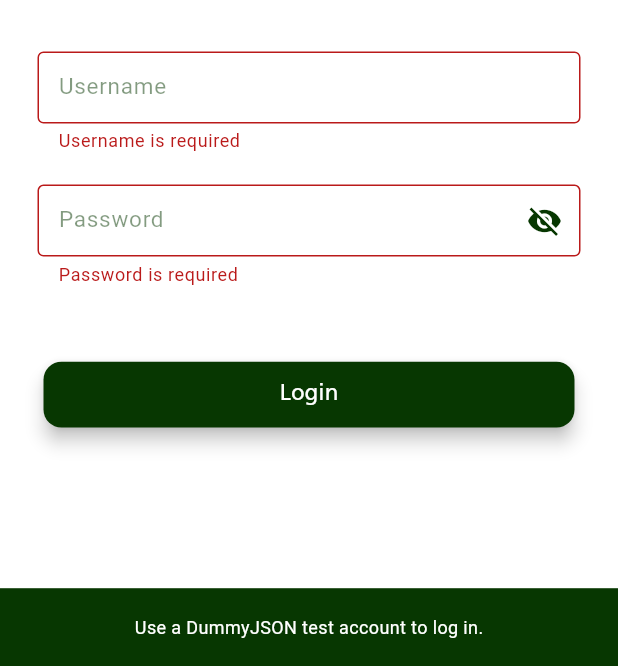
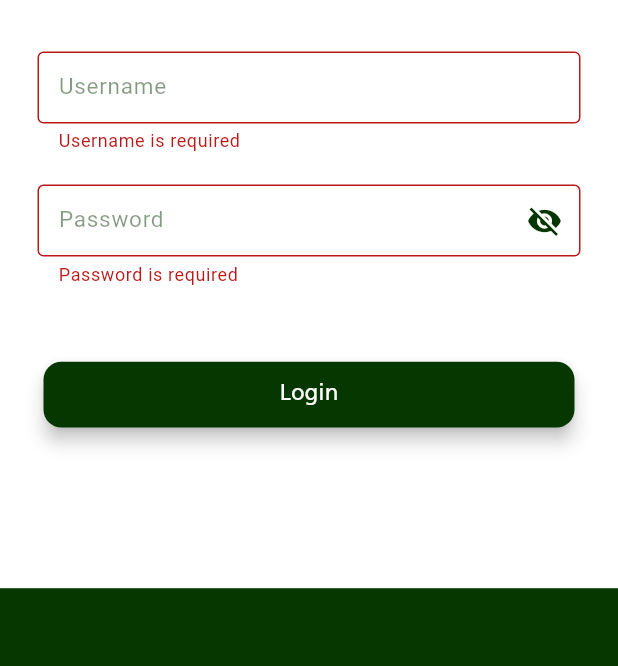
Before and after one commit to renzyrazowwn/razon_advmobprog_longexamAY2627, a Flutter app: the screen it shows after launch, after a tap on "Login", on a phone screen of 412 x 824 dp, the part 570-1236 px from its top. Run offline on Flutter 3.47's test engine with Material 3 defaults, Android fonts, the light colour scheme and no system bars; our stand-ins replace cached_network_image, flutter_screenutil, shared_preferences; accounts and stored records are empty.

Commit message:
long exam

```diff
--- a/razon_mobprog/lib/screens/signin_screen.dart
+++ b/razon_mobprog/lib/screens/signin_screen.dart
@@ -95,7 +95,7 @@ class _SignInScreenState
         context,
         title: 'Connection Error',
         content:
-            'Unable to connect to DummyJSON. Please check your internet connection.',
+            'Unable to connect. Please check your internet connection.',
       );
     }
   }
@@ -226,15 +226,6 @@ class _SignInScreenState
                 Container(
                   height: 45.h,
                   color: PEACE_DARK_PRIMARY,
-                  child: Center(
-                    child: Text(
-                      'Use a DummyJSON test account to log in.',
-                      style: TextStyle(
-                        color: Colors.white,
-                        fontSize: 12.sp,
-                      ),
-                    ),
-                  ),
                 ),
               ],
             ),
```
Also changed, not shown: razon_mobprog/lib/main.dart (+5 -5 lines), razon_mobprog/lib/providers/theme_provider.dart (+4 -11 lines), razon_mobprog/lib/screens/detail_screen.dart (+19 -23 lines), razon_mobprog/lib/screens/newsfeed_screen.dart (+4 -11 lines), razon_mobprog/lib/screens/settings_screen.dart (+4 -4 lines), razon_mobprog/lib/widgets/custom_info.dart (+5 -9 lines), razon_mobprog/lib/widgets/custom_textformfield.dart (+2 -6 lines), razon_mobprog/lib/widgets/post_card.dart (+6 -14 lines).
